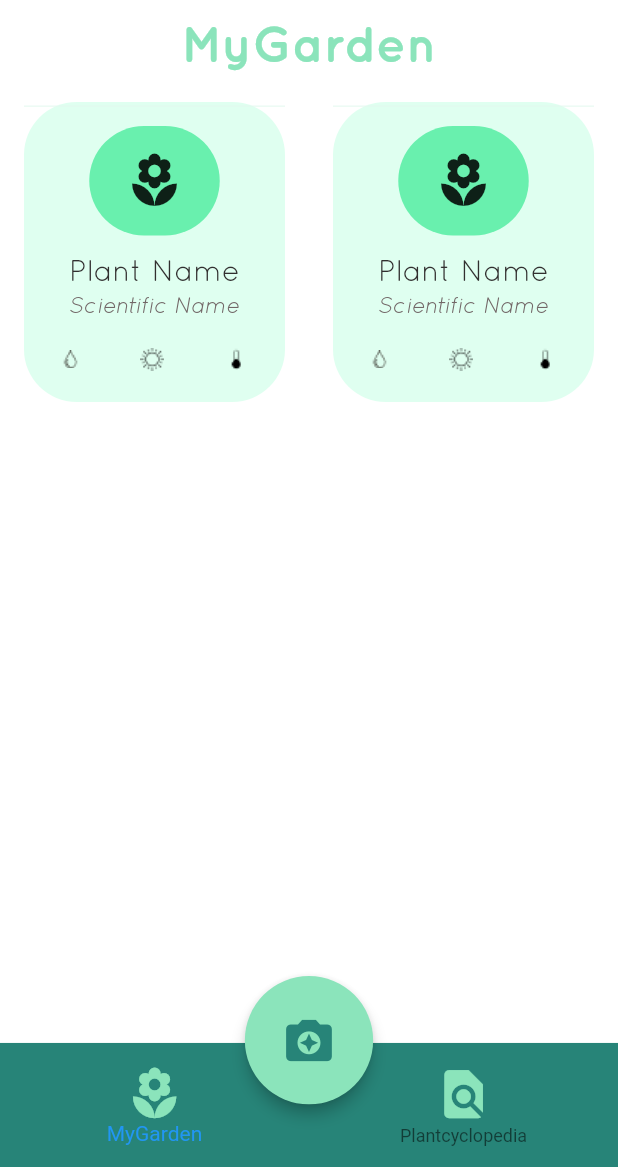
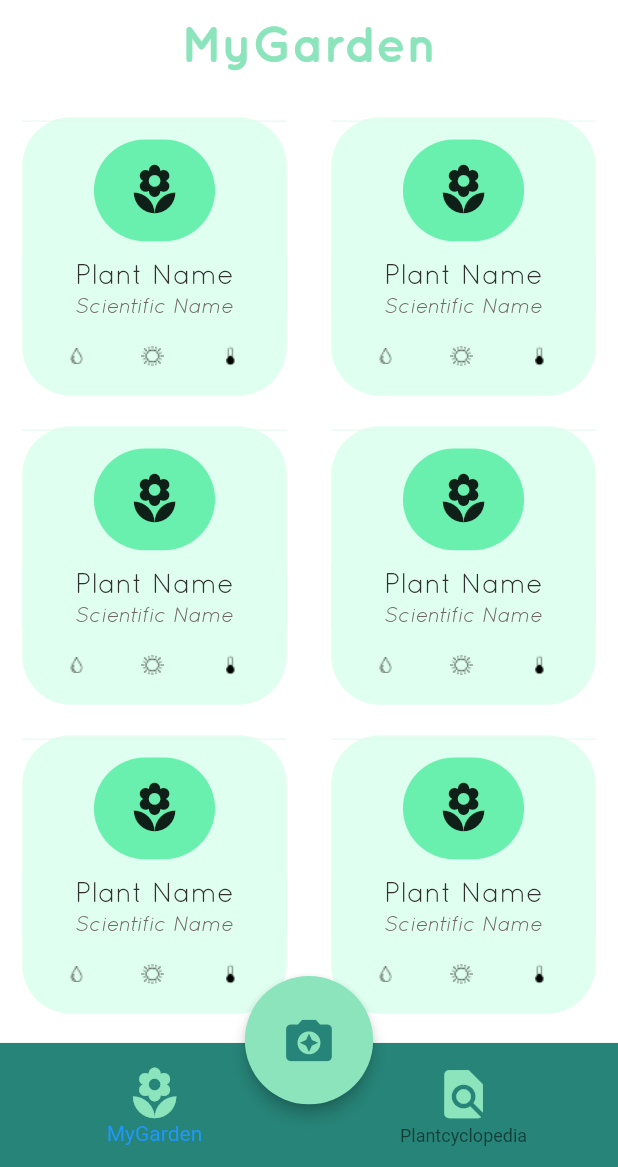
Before and after one commit to efollette/growio, a Flutter app: the screen it shows after launch, on a phone screen of 412 x 824 dp, the part 69-1236 px from its top. Run offline on Flutter 3.47's test engine with Material 2 defaults, Android fonts, the phone set to English and light mode, and no system bars; drawn by our look-alikes of auto_size_text; our stand-ins replace google_sign_in, image_picker.

Commit message:
fixed sizing

```diff
--- a/lib/ui/myGarden.dart
+++ b/lib/ui/myGarden.dart
@@ -39,11 +39,15 @@ class _MyGardenState extends State<MyGarden> {
           Expanded(
             child: GridView.builder(
               physics: BouncingScrollPhysics(),
-              itemCount: 2,
+              itemCount: 7,
               gridDelegate:
                   SliverGridDelegateWithFixedCrossAxisCount(crossAxisCount: 2),
               itemBuilder: (BuildContext context, int position) {
-                return myGardenTile(context, position, "Plant Name", "Scientific Name");
+                return FittedBox(
+                  fit: BoxFit.scaleDown,
+                  alignment: Alignment.center,
+                  child: myGardenTile(context, position, "Plant Name", "Scientific Name"),
+                );
               },
             ),
           ),
```
